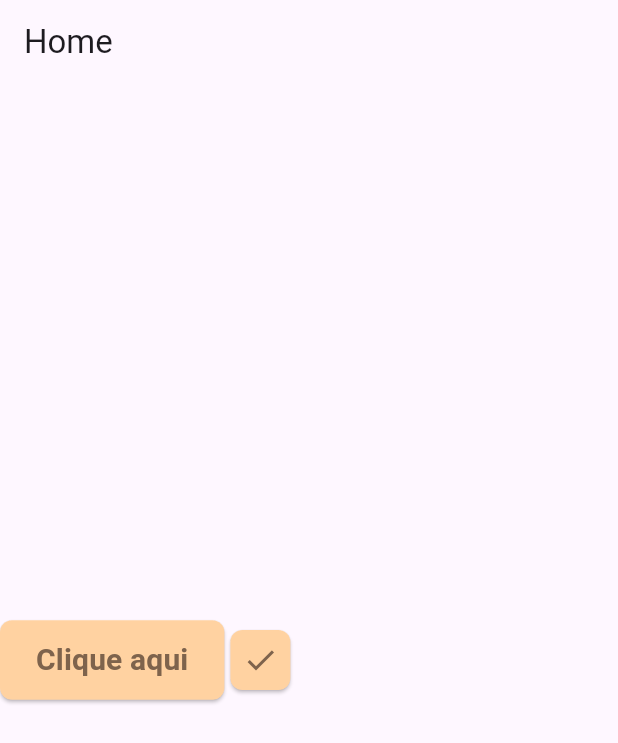
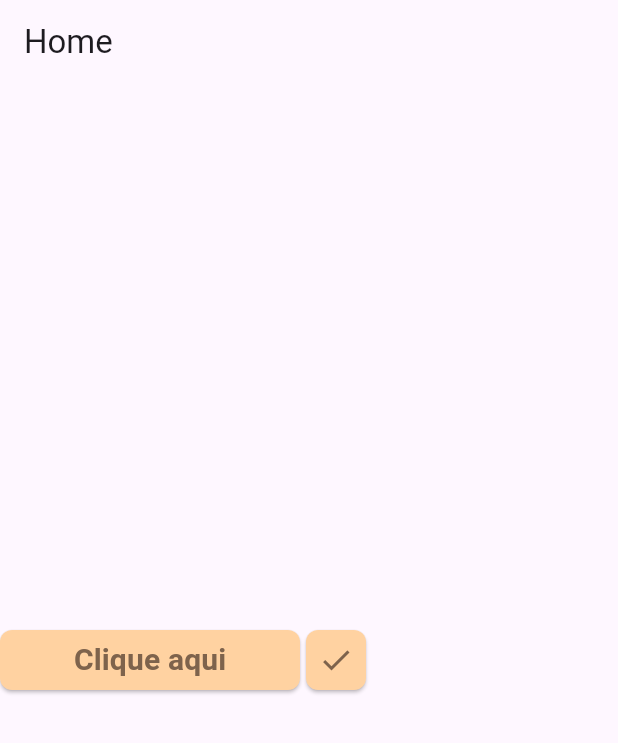
Before and after one commit to Jonathanmoreiraa/minhas_receitas, a Flutter app: the screen it shows after launch, on a phone screen of 412 x 824 dp. Shown: the top 743 px of the screen. Run offline on Flutter 3.47's test engine with Material 3 defaults, Android fonts, the phone set to English and light mode, and no system bars.

Commit message:
Atualização das dimensões do botão

```diff
--- a/lib/presentation/widgets/custom_button.dart
+++ b/lib/presentation/widgets/custom_button.dart
@@ -15,7 +15,8 @@ class CustomButton extends StatelessWidget {
     return ElevatedButton(
       style: ElevatedButton.styleFrom(
         backgroundColor: Color.fromARGB(255, 255, 210, 161),
-        padding: const EdgeInsets.symmetric(horizontal: 24, vertical: 12),
+        minimumSize: const Size(200, 40),
+        padding: EdgeInsets.zero,
         shape: RoundedRectangleBorder(
           borderRadius: BorderRadius.circular(8)
         )
```
